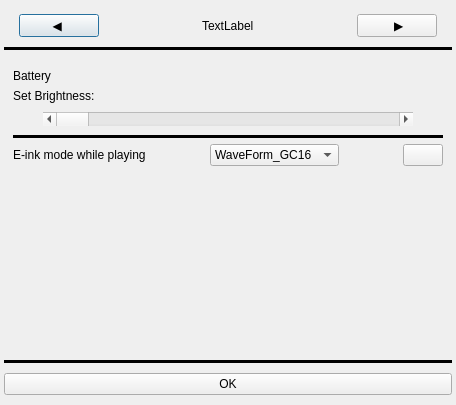
The window that components/settings.ui (Szybet/sanki) describes before a commit, drawn with Qt 5.
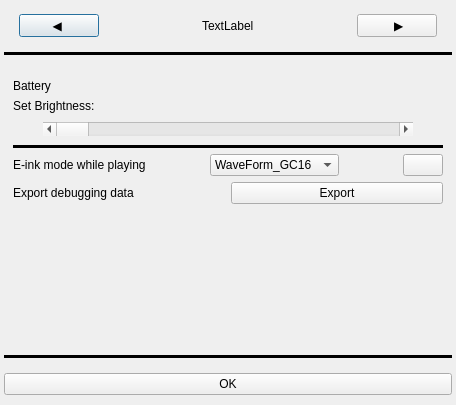
The same window after the commit. Icons and pictures are not drawn.

The edit to the form file:
```diff
--- a/components/settings.ui
+++ b/components/settings.ui
@@ -15,7 +15,7 @@
   </property>
   <layout class="QVBoxLayout" name="verticalLayout">
    <property name="spacing">
-    <number>10</number>
+    <number>15</number>
    </property>
    <property name="leftMargin">
     <number>4</number>
@@ -278,6 +278,24 @@
          </item>
         </layout>
        </item>
+       <item>
+        <layout class="QHBoxLayout" name="horizontalLayout_8">
+         <item>
+          <widget class="QLabel" name="label_3">
+           <property name="text">
+            <string>Export debugging data</string>
+           </property>
+          </widget>
+         </item>
+         <item>
+          <widget class="QPushButton" name="buttonDebuggingData">
+           <property name="text">
+            <string>Export</string>
+           </property>
+          </widget>
+         </item>
+        </layout>
+       </item>
        <item>
         <spacer name="verticalSpacer">
          <property name="orientation">
```
